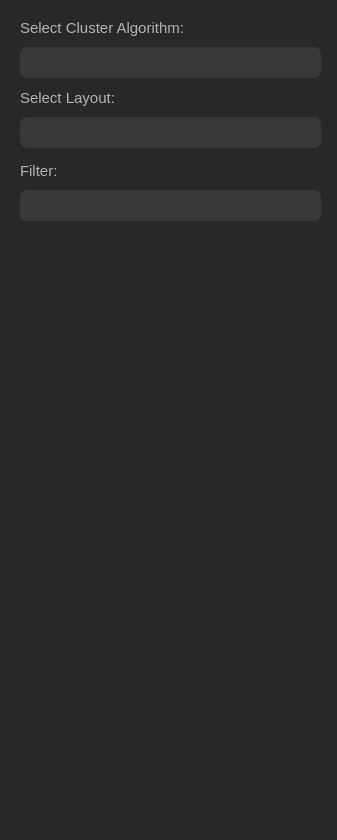
First picture: the form in resource/gui/FilterDialog.ui, repository dthung1602/NetworkVisualization, before the edit.
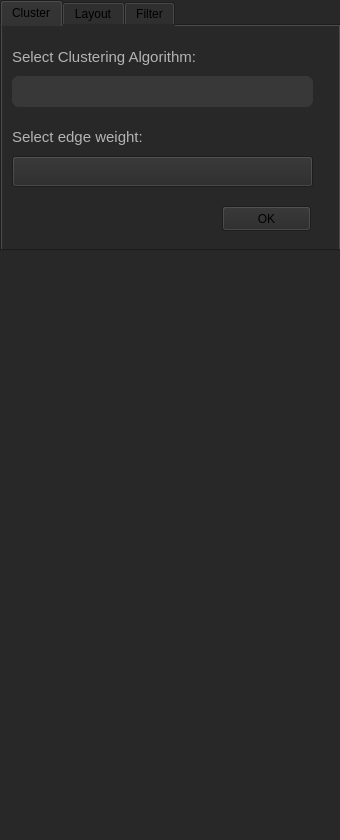
Second picture: the form after the edit. The open tabs and pages were chosen to show the change. Icons and pictures are not drawn.

Commit message: Add weight to filter & cluster algo

What changed in the file:
```diff
--- a/resource/gui/FilterDialog.ui
+++ b/resource/gui/FilterDialog.ui
@@ -6,7 +6,7 @@
    <rect>
     <x>0</x>
     <y>0</y>
-    <width>337</width>
+    <width>340</width>
     <height>840</height>
    </rect>
   </property>
@@ -16,11 +16,61 @@
   <property name="styleSheet">
    <string notr="true">background-color: #282828</string>
   </property>
-  <widget class="QLabel" name="layoutLabel">
+  <widget class="QTabWidget" name="tabWidget">
    <property name="geometry">
     <rect>
-     <x>20</x>
-     <y>87</y>
+     <x>0</x>
+     <y>0</y>
+     <width>341</width>
+     <height>251</height>
+    </rect>
+   </property>
+   <property name="accessibleName">
+    <string/>
+   </property>
+   <property name="currentIndex">
+    <number>1</number>
+   </property>
+   <widget class="QWidget" name="clusterTab">
+    <attribute name="title">
+     <string>Cluster</string>
+    </attribute>
+    <widget class="QComboBox" name="selectClusteringAlgo">
+     <property name="geometry">
+      <rect>
+       <x>10</x>
+       <y>50</y>
+       <width>301</width>
+       <height>31</height>
+      </rect>
+     </property>
+     <property name="styleSheet">
+      <string notr="true">#selectClusteringAlgo{
+	color: rgb(200, 200, 200);
+	border-style: 2px solid rgb(200, 200, 200);
+    border-radius: 7px;
+	background-color: #383838;
+	padding-left: 13px;
+	padding-right: 10px;
+}
+QComboBox::drop-down 
+{
+    border: 0px; /* This seems to replace the whole arrow of the combo box */
+}
+QComboBox::down-arrow {
+   image: url(&quot;resource/gui/tool/down-arrow.png&quot;);
+    width: 9px;
+    height: 9px;
+	padding-right: 10px;
+}
+</string>
+     </property>
+    </widget>
+    <widget class="QLabel" name="label">
+     <property name="geometry">
+      <rect>
+       <x>10</x>
+       <y>20</y>
      <width>211</width>
      <height>21</height>
     </rect>
@@ -31,14 +81,81 @@
 background-color: transparent;</string>
    </property>
    <property name="text">
-    <string>Select Layout:</string>
-   </property>
-  </widget>
+      <string>Select Clustering Algorithm:</string>
+     </property>
+    </widget>
+    <widget class="QComboBox" name="selectClusteringAlgoEdgeWeight">
+     <property name="geometry">
+      <rect>
+       <x>10</x>
+       <y>130</y>
+       <width>301</width>
+       <height>31</height>
+      </rect>
+     </property>
+     <property name="styleSheet">
+      <string notr="true">#selectClusteringAlgo{
+	color: rgb(200, 200, 200);
+	border-style: 2px solid rgb(200, 200, 200);
+    border-radius: 7px;
+	background-color: #383838;
+	padding-left: 13px;
+	padding-right: 10px;
+}
+QComboBox::drop-down 
+{
+    border: 0px; /* This seems to replace the whole arrow of the combo box */
+}
+QComboBox::down-arrow {
+   image: url(&quot;resource/gui/tool/down-arrow.png&quot;);
+    width: 9px;
+    height: 9px;
+	padding-right: 10px;
+}
+</string>
+     </property>
+    </widget>
+    <widget class="QLabel" name="label_2">
+     <property name="geometry">
+      <rect>
+       <x>10</x>
+       <y>100</y>
+       <width>211</width>
+       <height>21</height>
+      </rect>
+     </property>
+     <property name="styleSheet">
+      <string notr="true">color: rgb(180,180,180);
+font-size: 15px;
+background-color: transparent;</string>
+     </property>
+     <property name="text">
+      <string>Select edge weight:</string>
+     </property>
+    </widget>
+    <widget class="QPushButton" name="applyClusterBtn">
+     <property name="geometry">
+      <rect>
+       <x>220</x>
+       <y>180</y>
+       <width>89</width>
+       <height>25</height>
+      </rect>
+     </property>
+     <property name="text">
+      <string>OK</string>
+     </property>
+    </widget>
+   </widget>
+   <widget class="QWidget" name="layoutTab">
+    <attribute name="title">
+     <string>Layout</string>
+    </attribute>
   <widget class="QComboBox" name="selectLayout">
    <property name="geometry">
     <rect>
-     <x>20</x>
-     <y>117</y>
+       <x>10</x>
+       <y>50</y>
      <width>301</width>
      <height>31</height>
     </rect>
@@ -64,11 +181,29 @@
 }</string>
    </property>
   </widget>
-  <widget class="QComboBox" name="selectClusteringAlgo">
+    <widget class="QLabel" name="layoutLabel">
    <property name="geometry">
     <rect>
-     <x>20</x>
-     <y>47</y>
+       <x>10</x>
+       <y>20</y>
+       <width>211</width>
+       <height>21</height>
+      </rect>
+     </property>
+     <property name="styleSheet">
+      <string notr="true">color: rgb(180,180,180);
+font-size: 15px;
+background-color: transparent;</string>
+     </property>
+     <property name="text">
+      <string>Select Layout:</string>
+     </property>
+    </widget>
+    <widget class="QComboBox" name="selectLayoutEdgeWeight">
+     <property name="geometry">
+      <rect>
+       <x>10</x>
+       <y>130</y>
      <width>301</width>
      <height>31</height>
     </rect>
@@ -95,11 +230,47 @@
 </string>
    </property>
   </widget>
+    <widget class="QLabel" name="labelLayoutEdgeWeight">
+     <property name="geometry">
+      <rect>
+       <x>10</x>
+       <y>100</y>
+       <width>211</width>
+       <height>21</height>
+      </rect>
+     </property>
+     <property name="styleSheet">
+      <string notr="true">color: rgb(180,180,180);
+font-size: 15px;
+background-color: transparent;</string>
+     </property>
+     <property name="text">
+      <string>Select edge weight:</string>
+     </property>
+    </widget>
+    <widget class="QPushButton" name="applyLayoutBtn">
+     <property name="geometry">
+      <rect>
+       <x>220</x>
+       <y>180</y>
+       <width>89</width>
+       <height>25</height>
+      </rect>
+     </property>
+     <property name="text">
+      <string>OK</string>
+     </property>
+    </widget>
+   </widget>
+   <widget class="QWidget" name="filterTab">
+    <attribute name="title">
+     <string>Filter</string>
+    </attribute>
   <widget class="QComboBox" name="selectFilterEdge">
    <property name="geometry">
     <rect>
-     <x>20</x>
-     <y>190</y>
+       <x>10</x>
+       <y>50</y>
      <width>301</width>
      <height>31</height>
     </rect>
@@ -125,29 +296,11 @@
 }</string>
    </property>
   </widget>
-  <widget class="QLabel" name="label">
-   <property name="geometry">
-    <rect>
-     <x>20</x>
-     <y>17</y>
-     <width>211</width>
-     <height>21</height>
-    </rect>
-   </property>
-   <property name="styleSheet">
-    <string notr="true">color: rgb(180,180,180);
-font-size: 15px;
-background-color: transparent;</string>
-   </property>
-   <property name="text">
-    <string>Select Cluster Algorithm:</string>
-   </property>
-  </widget>
   <widget class="QLabel" name="filterLabel">
    <property name="geometry">
     <rect>
-     <x>20</x>
-     <y>160</y>
+       <x>10</x>
+       <y>20</y>
      <width>211</width>
      <height>21</height>
     </rect>
@@ -160,6 +313,59 @@
    <property name="text">
     <string>Filter:</string>
    </property>
+    </widget>
+    <widget class="QPushButton" name="applyFilterBtn">
+     <property name="geometry">
+      <rect>
+       <x>220</x>
+       <y>180</y>
+       <width>89</width>
+       <height>25</height>
+      </rect>
+     </property>
+     <property name="text">
+      <string>OK</string>
+     </property>
+    </widget>
+    <widget class="QLineEdit" name="filterLeft">
+     <property name="geometry">
+      <rect>
+       <x>10</x>
+       <y>130</y>
+       <width>141</width>
+       <height>25</height>
+      </rect>
+     </property>
+    </widget>
+    <widget class="QLineEdit" name="filterRight">
+     <property name="geometry">
+      <rect>
+       <x>170</x>
+       <y>130</y>
+       <width>141</width>
+       <height>25</height>
+      </rect>
+     </property>
+    </widget>
+    <widget class="QLabel" name="filterLabel_2">
+     <property name="geometry">
+      <rect>
+       <x>10</x>
+       <y>100</y>
+       <width>301</width>
+       <height>21</height>
+      </rect>
+     </property>
+     <property name="styleSheet">
+      <string notr="true">color: rgb(180,180,180);
+font-size: 15px;
+background-color: transparent;</string>
+     </property>
+     <property name="text">
+      <string>Min:                                       Max:</string>
+     </property>
+    </widget>
+   </widget>
   </widget>
  </widget>
  <resources/>
```
Lines whose indentation alone changed are shown as unchanged. The commit also changes 268 other files.
